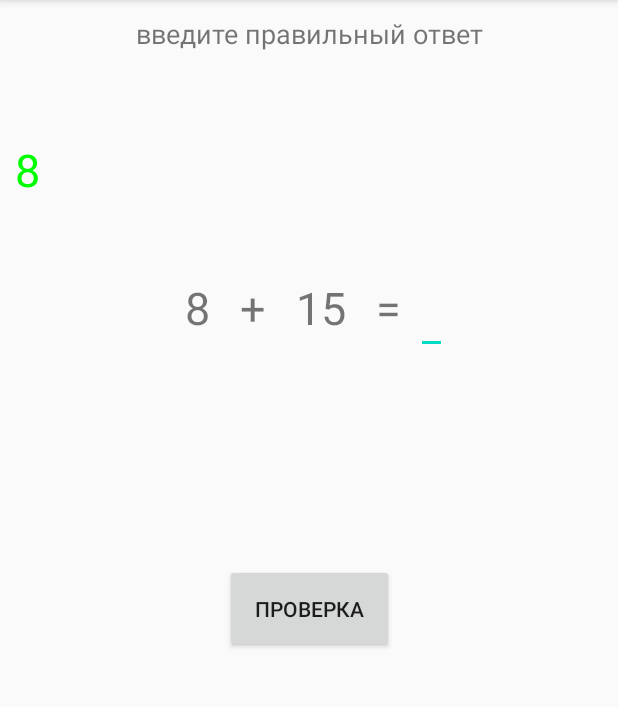
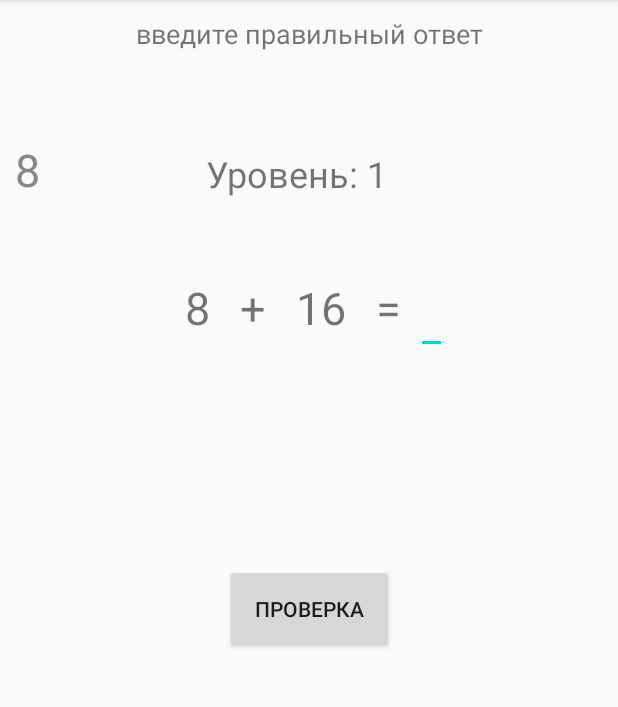
Before and after one commit to AlexM-pixel/SipmlePrimer, an Android app: the screen it shows after launch (MainActivity), on a phone screen of 412 x 824 dp, the part 84-791 px from its top. Run offline under Robolectric (Android 15) with nearby library versions, the phone set to English and light mode, and no system bars.

Commit message:
added levels

```diff
--- a/app/src/main/java/com/example/mysympleapplication/MainActivity.java
+++ b/app/src/main/java/com/example/mysympleapplication/MainActivity.java
@@ -4,6 +4,7 @@ import androidx.annotation.NonNull;
 import androidx.annotation.Nullable;
 import androidx.appcompat.app.AppCompatActivity;
 
+import android.annotation.SuppressLint;
 import android.content.Context;
 import android.content.Intent;
 import android.graphics.Color;
@@ -26,16 +27,22 @@ public class MainActivity extends AppCompatActivity {
     int numOne;
     int numSecond;
     int timerN;
+    int valuefirst;
+    int valueSecond;
+    int level = 1;
     Context context = this;
     private Timer mTimer;
     private MyTimerTask mMyTimerTask;
     TextView timerView;
+    TextView levelView;
     public static final String VALUE_KEY = "keyfirst";
     public static final String RESULT_KEY = "keysecond";
     public static final String NUM_ONE = "keyOne";
     public static final String NUM_TWO = "keyTwo";
     public static final String TIMER_VALUE = "timerV";
+    public static final String LEVEL_VALUE = "level_key";
 
+    @SuppressLint("SetTextI18n")
     @Override
     protected void onCreate(Bundle savedInstanceState) {
         super.onCreate(savedInstanceState);
@@ -45,15 +52,21 @@ public class MainActivity extends AppCompatActivity {
         secondValue = (TextView) findViewById(R.id.secondValue);
         userInpyt = (EditText) findViewById(R.id.aswer);
         timerView = (TextView) findViewById(R.id.timerView);
+        levelView = (TextView) findViewById(R.id.level_view);
+        levelView.setText("Уровень: " + level);                            //отобразил текущий уровень
+        valuefirst = 1;
+        valueSecond = 2;
         if (savedInstanceState != null) {                                     // восстановление состояния при повороте экрана
             numOne = savedInstanceState.getInt(NUM_ONE);
             numSecond = savedInstanceState.getInt(NUM_TWO);
             timerN = savedInstanceState.getInt(TIMER_VALUE);
+            level = savedInstanceState.getInt(LEVEL_VALUE);
+            levelView.setText("Уровень: " + level);
             firstValue.setText(String.valueOf(numOne));
             secondValue.setText(String.valueOf(numSecond));
             timerView.setText(String.valueOf(timerN));
         } else {
-            timerN=10;
+            timerN = 10;
             setMethod();                                                     // запуск метода генерации случайных чисел
         }
     }
@@ -62,7 +75,7 @@ public class MainActivity extends AppCompatActivity {
     protected void onResume() {
         super.onResume();
         if (mTimer == null) {
-            timerView.setTextColor(Color.GREEN);
+            timerView.setTextColor(Color.GRAY);
             timerView.setText(String.valueOf(timerN));
             mTimer = new Timer();
             mMyTimerTask = new MyTimerTask();
@@ -81,7 +94,7 @@ public class MainActivity extends AppCompatActivity {
                     timerView.setText(String.valueOf(timerN));
                     if (timerN == 0) {
                         Intent intent = new Intent(context, GameOverActivity.class);
-                        startActivity(intent);                                                  // время вышло, запусу активити
+                        startActivity(intent);                                                  // время вышло, запуск активити
                         timerN = 10;
                         mTimer.cancel();
                         mTimer = null;
@@ -99,7 +112,14 @@ public class MainActivity extends AppCompatActivity {
     @Override
     protected void onActivityResult(int requestCode, int resultCode, @Nullable Intent data) {          // получаю результат из второго активити
         super.onActivityResult(requestCode, resultCode, data);
-        if (resultCode == RESULT_OK) {                                                                 // если во втором активити ответ правильный, заполняю пример новыми числами
+        if (resultCode == SecondActivity.KEY_NEXT) {              // если во втором активити была нажата кнопка следующий уорвень
+            userInpyt.setText("");
+            valuefirst = valuefirst + 3;
+            valueSecond = valueSecond + 3;
+            level++;
+            levelView.setText("Уровень: " + level);
+            setMethod();
+        } else if (resultCode == RESULT_OK) {              // если во втором активити ответ правильный, заполняю пример новыми числами
             userInpyt.setText("");
             setMethod();
         }
@@ -109,7 +129,7 @@ public class MainActivity extends AppCompatActivity {
         if (userInpyt.getText().length() > 0) {
             mTimer.cancel();
             mTimer = null;
-            timerN=10;
+            timerN = 10;
             int result = numOne + numSecond;
             int userValue = Integer.parseInt(userInpyt.getText().toString());
             Intent intent = new Intent(this, SecondActivity.class);
@@ -122,8 +142,8 @@ public class MainActivity extends AppCompatActivity {
     }
 
     public void setMethod() {
-        numOne = (int) (Math.random() * 10 + 1);
-        numSecond = (int) (Math.random() * 20 + 1);
+        numOne = (int) (Math.random() * 10 + valuefirst);
+        numSecond = (int) (Math.random() * 20 + valueSecond);
         firstValue.setText(String.valueOf(numOne));
         secondValue.setText(String.valueOf(numSecond));
 
@@ -135,12 +155,14 @@ public class MainActivity extends AppCompatActivity {
         outState.putInt(NUM_ONE, numOne);
         outState.putInt(NUM_TWO, numSecond);
         outState.putInt(TIMER_VALUE, timerN);
+        outState.putInt(LEVEL_VALUE, level);
+
     }
 
     @Override
     protected void onDestroy() {
         super.onDestroy();
-        if (mTimer!=null) {
+        if (mTimer != null) {
             mTimer.cancel();
             mTimer = null;
         }
--- a/app/src/main/res/layout/activity_main.xml
+++ b/app/src/main/res/layout/activity_main.xml
@@ -103,22 +103,32 @@
         app:layout_constraintStart_toStartOf="parent"
         app:layout_constraintTop_toBottomOf="@+id/textView" />
 
-    <androidx.constraintlayout.widget.Group
-        android:id="@+id/group"
-        android:layout_width="wrap_content"
-        android:layout_height="wrap_content" />
 
     <TextView
         android:id="@+id/timerView"
         android:layout_width="wrap_content"
         android:layout_height="wrap_content"
+        android:layout_marginStart="10dp"
         android:layout_marginTop="48dp"
         android:layout_marginBottom="31dp"
-        android:text="5"
+        android:text="15"
+        android:textColor="#6C6868"
         android:textSize="30sp"
-        android:layout_marginStart="10dp"
         app:layout_constraintBottom_toTopOf="@+id/layout"
         app:layout_constraintStart_toStartOf="parent"
         app:layout_constraintTop_toBottomOf="@+id/textView" />
 
+    <TextView
+        android:id="@+id/level_view"
+        android:layout_width="wrap_content"
+        android:layout_height="wrap_content"
+        android:text="Уровень: "
+        android:textSize="24sp"
+        app:layout_constraintBottom_toTopOf="@+id/layout"
+        app:layout_constraintEnd_toEndOf="parent"
+        app:layout_constraintHorizontal_bias="0.42"
+        app:layout_constraintStart_toEndOf="@+id/timerView"
+        app:layout_constraintTop_toBottomOf="@+id/textView"
+        app:layout_constraintVertical_bias="0.6" />
+
 </androidx.constraintlayout.widget.ConstraintLayout>
```
Also changed, not shown: app/src/main/java/com/example/mysympleapplication/SecondActivity.java (+30 -10 lines), app/src/main/res/layout/activity_second.xml (+12 -1 lines).
